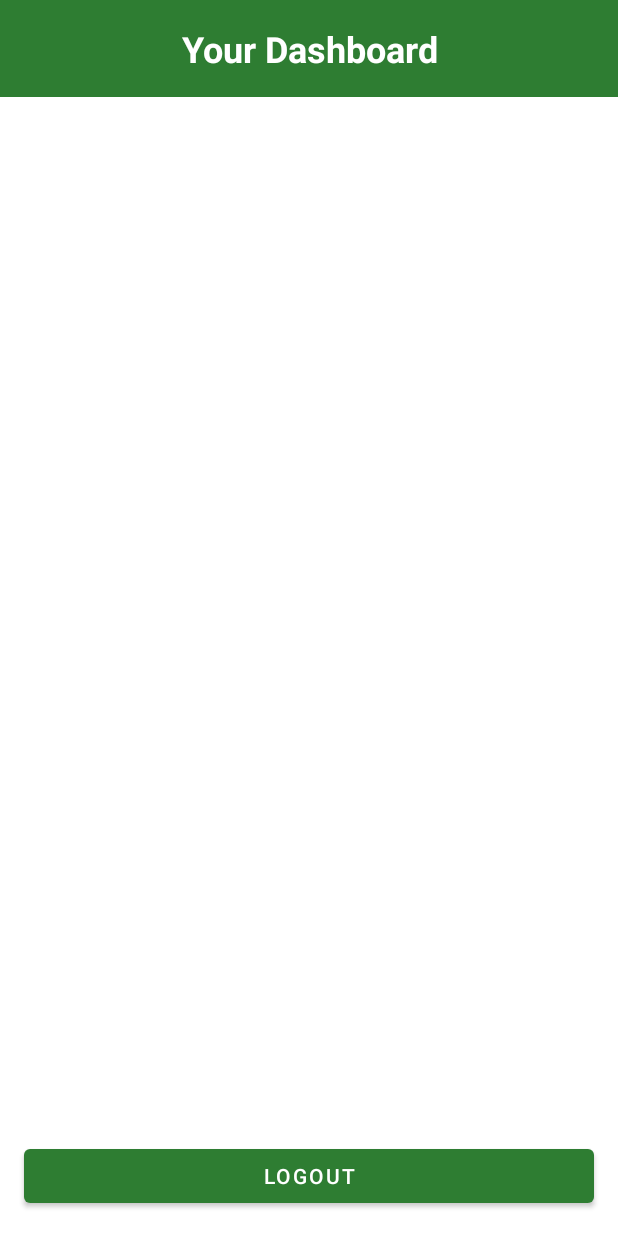
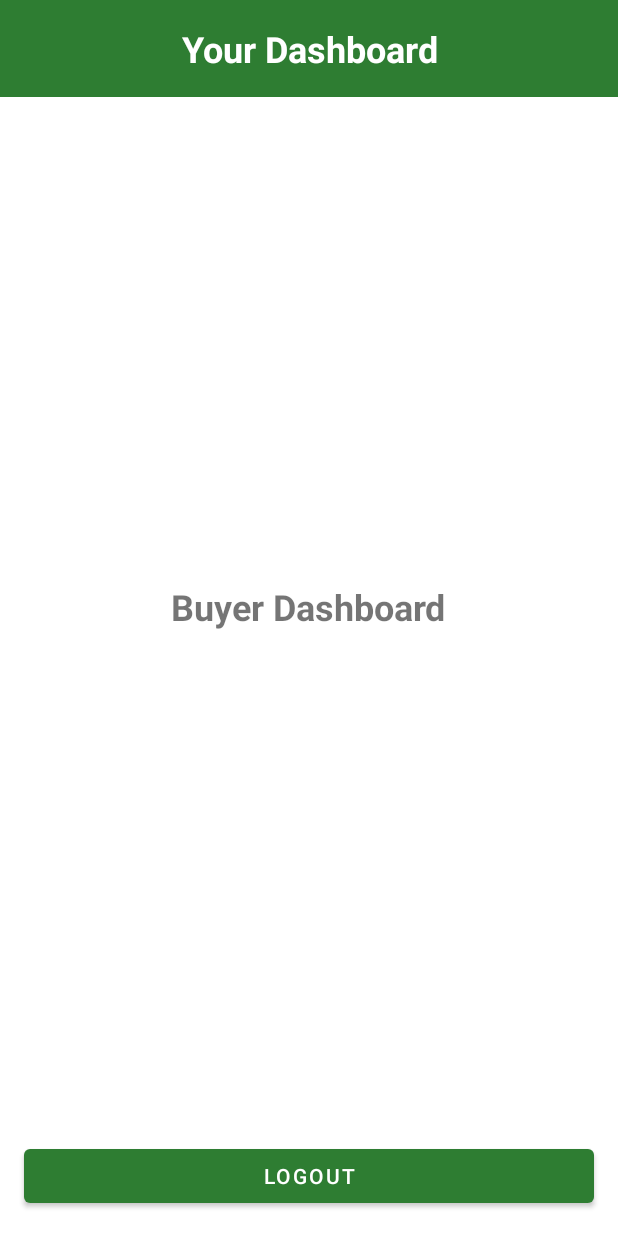
Before and after one commit to AliJohari05/food-app-android, an Android app built with Jetpack Compose: the fragment BuyerDashboardFragment placed in its activity, on a phone screen of 412 x 824 dp. Run offline under Robolectric (Android 15) with nearby library versions, the phone set to English and light mode, and no system bars; 1 statement that could not run was skipped.

Commit message:
just create fragment_buyer_dashboard.xml.xml for test

```diff
--- a/app/src/main/res/layout/fragment_buyer_dashboard.xml
+++ b/app/src/main/res/layout/fragment_buyer_dashboard.xml
@@ -1,6 +1,19 @@
 <?xml version="1.0" encoding="utf-8"?>
-<androidx.constraintlayout.widget.ConstraintLayout xmlns:android="http://schemas.android.com/apk/res/android"
+<LinearLayout xmlns:android="http://schemas.android.com/apk/res/android"
+    xmlns:tools="http://schemas.android.com/tools"
     android:layout_width="match_parent"
-    android:layout_height="match_parent">
+    android:layout_height="match_parent"
+    android:orientation="vertical"
+    android:gravity="center"
+    android:padding="16dp"
+    tools:context=".view.dashboard.BuyerDashboardFragment">
 
-</androidx.constraintlayout.widget.ConstraintLayout>
+    <TextView
+        android:id="@+id/tvBuyerDashboard"
+        android:layout_width="wrap_content"
+        android:layout_height="wrap_content"
+        android:text="@string/buyer_dashboard_title"
+        android:textSize="24sp"
+        android:textStyle="bold" />
+
+</LinearLayout>
```
